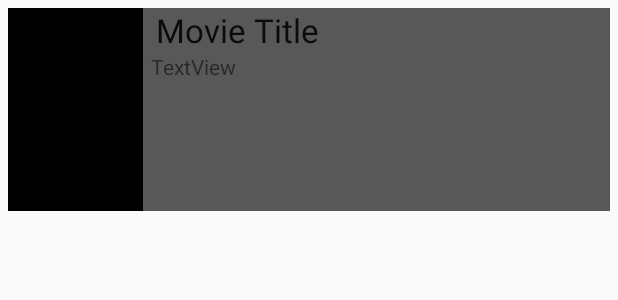
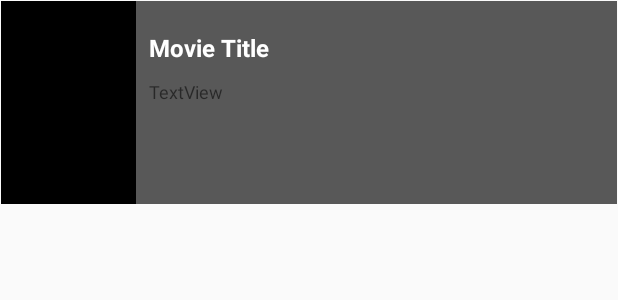
Before and after one commit to selomez/Flickster, an Android app: the layout item_movie.xml on its own in the app's theme, with its tools: preview values and no code run, on a phone screen of 412 x 824 dp. Shown: the top 300 px of the screen. Run offline under Robolectric (Android 15) with nearby library versions, the phone set to English and light mode, and no system bars.

Commit message:
finished v2

```diff
--- a/app/src/main/AndroidManifest.xml
+++ b/app/src/main/AndroidManifest.xml
@@ -1,6 +1,6 @@
 <?xml version="1.0" encoding="utf-8"?>
 <manifest xmlns:android="http://schemas.android.com/apk/res/android"
-    package="com.example.selzerai.flickster">
+    package="com.example.selzerai.flickster" >
 
     <uses-permission android:name="android.permission.INTERNET"/>
 
@@ -10,7 +10,9 @@
         android:label="@string/app_name"
         android:roundIcon="@mipmap/ic_launcher_round"
         android:supportsRtl="true"
+
         android:theme="@style/AppTheme">
+
         <activity android:name=".MovieListActivity">
             <intent-filter>
                 <action android:name="android.intent.action.MAIN" />
--- a/app/src/main/java/com/example/selzerai/flickster/MovieAdapter.java
+++ b/app/src/main/java/com/example/selzerai/flickster/MovieAdapter.java
@@ -1,6 +1,7 @@
 package com.example.selzerai.flickster;
 
 import android.content.Context;
+import android.content.res.Configuration;
 import android.support.v7.widget.RecyclerView;
 import android.view.LayoutInflater;
 import android.view.View;
@@ -52,15 +53,27 @@ public class MovieAdapter extends RecyclerView.Adapter<MovieAdapter.ViewHolder>{
         holder.tvTitle.setText(movie.getTitle());
         holder.tvOverview.setText(movie.getOverview());
 
+        boolean isPortrait = context.getResources().getConfiguration().orientation== Configuration.ORIENTATION_PORTRAIT;
+
         // build url for image
-        String imageUrl = config.getImageUrl(config.getPosterSize(), movie.getPosterPath());
+        String imageUrl = null;
+
+        if (isPortrait){
+            imageUrl = config.getImageUrl(config.getPosterSize(), movie.getPosterPath());
+        }else{
+            imageUrl = config.getImageUrl(config.getBackdropSize(), movie.getBackdropPath());
+        }
+
+        int plceholderId = isPortrait ? R.drawable.flicks_placeholder : R.drawable.backdrop_placeholder;
+        ImageView imageView = isPortrait ? holder.ivPosterImage : holder.ivBackdropImage;
+
 
         GlideApp.with(context)
                 .load(imageUrl)
                 .transform(new RoundedCornersTransformation(20, 5))
-                .placeholder(R.drawable.flicks_placeholder)
-                .error(R.drawable.flicks_placeholder)
-                .into(holder.ivPosterImage);
+                .placeholder(plceholderId)
+                .error(plceholderId)
+                .into(imageView);
 
     }
 
@@ -72,12 +85,14 @@ public class MovieAdapter extends RecyclerView.Adapter<MovieAdapter.ViewHolder>{
 
     public static class ViewHolder extends RecyclerView.ViewHolder{
         ImageView ivPosterImage;
+        ImageView ivBackdropImage;
         TextView tvTitle;
         TextView tvOverview;
 
         public ViewHolder(View itemView) {
             super(itemView);
             ivPosterImage = (ImageView) itemView.findViewById(R.id.ivPosterImage);
+            ivBackdropImage = (ImageView) itemView.findViewById(R.id.ivBackdrop);
             tvOverview= (TextView) itemView.findViewById(R.id.tvOverview);
             tvTitle = (TextView) itemView.findViewById(R.id.tvTitle);
 
--- a/app/src/main/java/com/example/selzerai/flickster/models/Config.java
+++ b/app/src/main/java/com/example/selzerai/flickster/models/Config.java
@@ -12,11 +12,16 @@ public class Config {
     // the size of the poster
     String posterSize;
 
+    //the size of the backdrop
+    String backdropSize;
+
     public Config(JSONObject object) throws JSONException{
         JSONObject images = object.getJSONObject("images");
         imageBaseUrl = images.getString("secure_base_url");
         JSONArray posterSizeOptions = images.getJSONArray("poster_sizes");
         posterSize = posterSizeOptions.optString(3, "w342");
+        JSONArray backdropSizeOptions = images.getJSONArray("backdrop_sizes");
+        backdropSize = backdropSizeOptions.optString(1, "w780");
 
     }
 
@@ -32,5 +37,7 @@ public class Config {
         return posterSize;
     }
 
-
+    public String getBackdropSize() {
+        return backdropSize;
+    }
 }
--- a/app/src/main/java/com/example/selzerai/flickster/models/Movie.java
+++ b/app/src/main/java/com/example/selzerai/flickster/models/Movie.java
@@ -8,12 +8,13 @@ public class Movie {
     private String title;
     private String overview;
     private String posterPath;
-
+    private String backdropPath;
 
     public Movie(JSONObject object) throws JSONException{
         title = object.getString("title");
         overview = object.getString("overview");
         posterPath = object.getString("poster_path");
+        backdropPath = object.getString("backdrop_path");
     }
 
     public String getTitle() {
@@ -27,4 +28,8 @@ public class Movie {
     public String getPosterPath() {
         return posterPath;
     }
+
+    public String getBackdropPath() {
+        return backdropPath;
+    }
 }
--- /dev/null
+++ b/app/src/main/res/layout-land/item_movie.xml
@@ -0,0 +1,51 @@
+<?xml version="1.0" encoding="utf-8"?>
+<RelativeLayout xmlns:android="http://schemas.android.com/apk/res/android"
+    xmlns:app="http://schemas.android.com/apk/res-auto"
+    xmlns:tools="http://schemas.android.com/tools"
+    android:layout_margin="0.5dp"
+    android:layout_width="match_parent" android:layout_height="wrap_content" android:background="@color/colorPrimaryDark" >
+
+    <ImageView
+        android:id="@+id/ivBackdrop"
+        android:layout_width="390dp"
+        android:layout_height="wrap_content"
+        android:layout_alignParentLeft="true"
+        android:layout_alignParentStart="true"
+        android:layout_alignParentTop="true"
+        android:adjustViewBounds="true"
+        android:scaleType="fitXY"
+        app:srcCompat="@drawable/backdrop_placeholder"
+        tools:scaleType="fitXY" />
+
+    <TextView
+        android:id="@+id/tvTitle"
+        android:layout_width="wrap_content"
+        android:layout_height="wrap_content"
+        android:layout_alignParentTop="true"
+        android:layout_toEndOf="@+id/ivBackdrop"
+        android:maxLines="5"
+        android:paddingLeft="3dp"
+        android:paddingRight="3dp"
+        android:paddingBottom="10dp"
+        android:text="Movie Title"
+        android:textAppearance="@android:style/TextAppearance.Medium"
+        android:textColor="@color/white"
+        android:textStyle="bold"
+        android:textSize="16sp"
+        android:layout_toRightOf="@+id/ivBackdrop" />
+
+    <TextView
+        android:id="@+id/tvOverview"
+        android:layout_width="201dp"
+        android:layout_height="154dp"
+        android:layout_below="@+id/tvTitle"
+        android:layout_toEndOf="@+id/ivBackdrop"
+        android:layout_toRightOf="@+id/ivBackdrop"
+        android:ellipsize="end"
+        android:maxLines="10"
+        android:paddingLeft="3dp"
+        android:paddingRight="3dp"
+        android:text="TextView"
+        android:textColor="@color/white"
+        android:textSize="12sp" />
+</RelativeLayout>
--- a/app/src/main/res/layout/item_movie.xml
+++ b/app/src/main/res/layout/item_movie.xml
@@ -1,7 +1,7 @@
 <?xml version="1.0" encoding="utf-8"?>
 <RelativeLayout xmlns:android="http://schemas.android.com/apk/res/android"
     xmlns:app="http://schemas.android.com/apk/res-auto"
-    android:layout_margin = "5dp"
+    android:layout_margin="0.5dp"
     android:layout_width="match_parent" android:layout_height="wrap_content"
     android:background="@color/colorPrimaryDark">
 
@@ -25,17 +25,28 @@
         android:layout_toEndOf="@+id/ivPosterImage"
         android:layout_toRightOf="@+id/ivPosterImage"
         android:text="Movie Title"
+        android:textColor="@color/white"
+        android:paddingBottom="10dp"
+        android:paddingTop="20dp"
+        android:textStyle="bold"
         android:background="@color/colorPrimaryDark"
         android:paddingLeft="3dp"
+        android:paddingRight="3dp"
+        android:textSize="16sp"
         android:textAppearance="@android:style/TextAppearance.Large" />
 
     <TextView
         android:id="@+id/tvOverview"
         android:layout_width="294dp"
-        android:layout_height="102dp"
+        android:layout_height="68dp"
         android:layout_below="@+id/tvTitle"
         android:layout_toEndOf="@+id/ivPosterImage"
         android:layout_toRightOf="@+id/ivPosterImage"
         android:background="@color/colorPrimaryDark"
-        android:text="TextView" />
+        android:ellipsize="end"
+        android:maxLines="4"
+        android:paddingLeft="3dp"
+        android:paddingRight="3dp"
+        android:text="TextView"
+        android:textSize="12sp" />
 </RelativeLayout>
--- a/app/src/main/res/values/colors.xml
+++ b/app/src/main/res/values/colors.xml
@@ -5,4 +5,6 @@
     <color name="rowDark">#585858</color>
     <color name="rowLight">#9a9a9a</color>
     <color name="colorAccent">#FF4081</color>
+    <color name="background_material_light">#747373</color>
+    <color name="white">#FFFFFF</color>
 </resources>
--- a/app/src/main/res/values/styles.xml
+++ b/app/src/main/res/values/styles.xml
@@ -5,7 +5,7 @@
         <!-- Customize your theme here. -->
         <item name="colorPrimary">@color/colorPrimary</item>
         <item name="colorPrimaryDark">@color/colorPrimaryDark</item>
-        <item name="rowLight">@color/rowLight</item>
+
     </style>
 
 </resources>
```
Also changed, not shown: app/src/main/res/drawable/backdrop_placeholder.gif (added).
